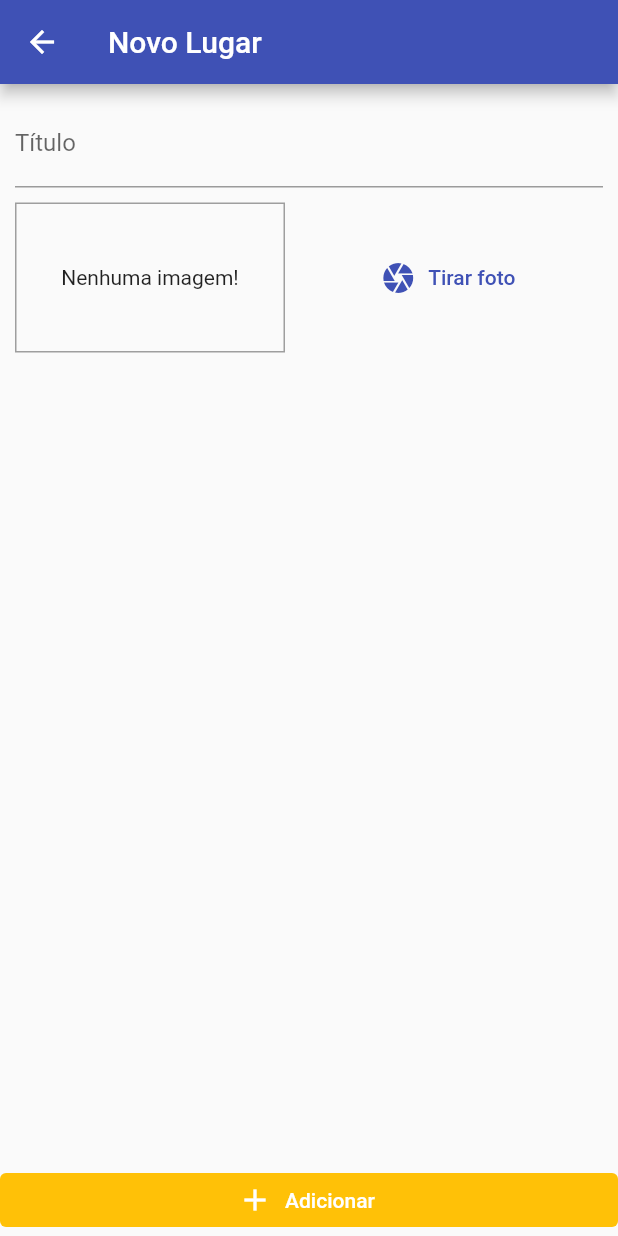
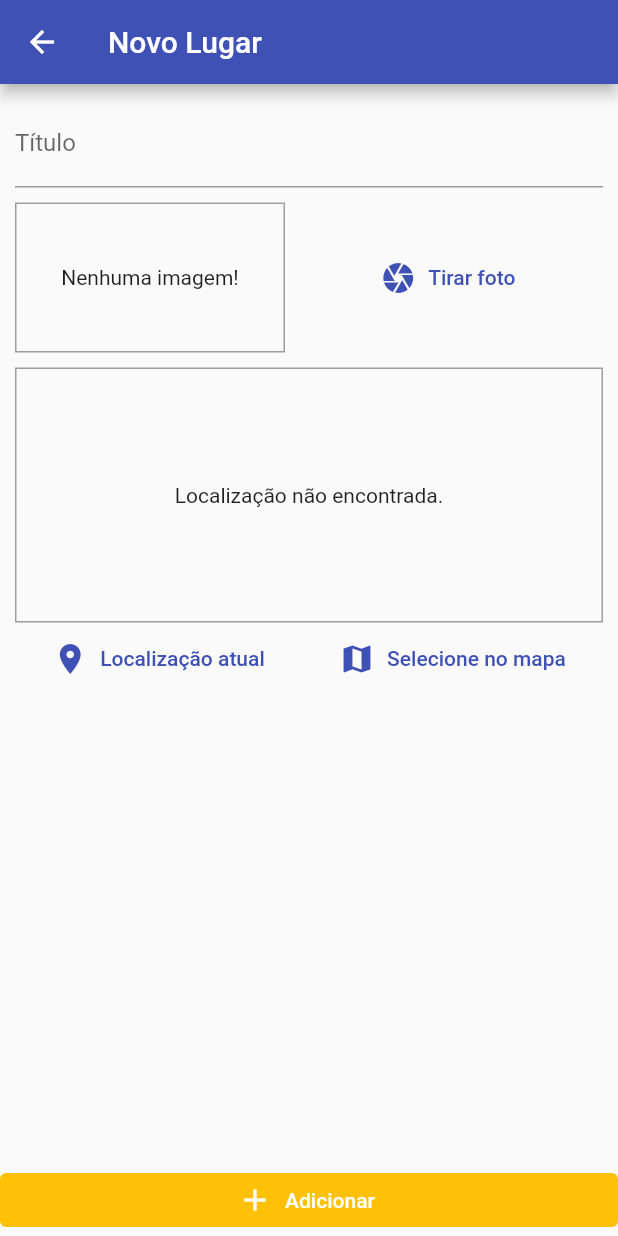
Before and after one commit to rmcassio/places-app, a Flutter app: the PlaceFormScreen screen opened by its route, on a phone screen of 412 x 824 dp. Run offline on Flutter 3.47's test engine with Material 2 defaults, Android fonts, the phone set to English and light mode, and no system bars; our stand-ins replace image_picker, location, sqflite; accounts and stored records are empty.

Commit message:
added location url preview

```diff
--- a/lib/screens/place_form_screen.dart
+++ b/lib/screens/place_form_screen.dart
@@ -4,6 +4,7 @@ import 'package:flutter/material.dart';
 import 'package:places_app/providers/grate_places.dart';
 import 'package:places_app/utils/app_routes.dart';
 import 'package:places_app/widgets/image_input.dart';
+import 'package:places_app/widgets/location_input.dart';
 import 'package:provider/provider.dart';
 
 class PlaceFormScreen extends StatefulWidget {
@@ -56,6 +57,8 @@ class _PlaceFormScreenState extends State<PlaceFormScreen> {
                     ImageInput(
                       onSelectImage: _selectImage,
                     ),
+                    const SizedBox(height: 10),
+                    const LocationInput(),
                   ],
                 ),
               ),
--- /dev/null
+++ b/lib/utils/location_util.dart
@@ -0,0 +1,13 @@
+const GOOGLE_API_KEY = 'AIzaSyAS3YE2WmpAtQ2w21crjf-7KahcLEBoTd0';
+const SECRET_KEY = 'HD_NBfyFX9Vh4VlkdeM3Ttpmtnk=';
+
+class LocationUtil {
+  static String generateLocationPreviewImage({
+    required double longitude,
+    required double latitude,
+  }) {
+    return 'https://maps.googleapis.com/maps/api/staticmap?center=$latitude,$longitude&zoom=13&size=600x300&maptype=roadmap'
+        '&markers=color:red%7Clabel:A%7C$latitude,$longitude'
+        '&key=$GOOGLE_API_KEY';
+  }
+}
--- a/lib/widgets/location_input.dart
+++ b/lib/widgets/location_input.dart
@@ -0,0 +1,84 @@
+import 'package:flutter/material.dart';
+import 'package:location/location.dart';
+import 'package:places_app/utils/location_util.dart';
+
+class LocationInput extends StatefulWidget {
+  const LocationInput({super.key});
+
+  @override
+  State<LocationInput> createState() => _LocationInputState();
+}
+
+class _LocationInputState extends State<LocationInput> {
+  String? _previewImageUrl;
+
+  Future<void> _getCurrentUserLocation() async {
+    final locationData = await Location().getLocation();
+
+    final staticMapImageUrl = LocationUtil.generateLocationPreviewImage(
+      longitude: locationData.longitude!,
+      latitude: locationData.latitude!,
+    );
+
+    setState(() {
+      _previewImageUrl = staticMapImageUrl;
+    });
+  }
+
+  @override
+  Widget build(BuildContext context) {
+    return Column(
+      children: [
+        Container(
+          height: 170,
+          width: double.infinity,
+          alignment: Alignment.center,
+          decoration: BoxDecoration(
+            border: Border.all(
+              width: 1,
+              color: Colors.grey,
+            ),
+          ),
+          child: _previewImageUrl == null
+              ? const Text('Localização não encontrada.')
+              : Image.network(
+                  _previewImageUrl!,
+                  fit: BoxFit.cover,
+                  width: double.infinity,
+                ),
+        ),
+        Row(
+          mainAxisAlignment: MainAxisAlignment.spaceAround,
+          children: [
+            TextButton.icon(
+              onPressed: _getCurrentUserLocation,
+              icon: Icon(
+                Icons.location_on,
+                color: Theme.of(context).colorScheme.primary,
+              ),
+              label: Text(
+                'Localização atual',
+                style: TextStyle(
+                  color: Theme.of(context).colorScheme.primary,
+                ),
+              ),
+            ),
+            TextButton.icon(
+              onPressed: null,
+              icon: Icon(
+                Icons.map,
+                color: Theme.of(context).colorScheme.primary,
+              ),
+              label: Text(
+                'Selecione no mapa',
+                style: TextStyle(
+                  color: Theme.of(context).colorScheme.primary,
+                ),
+              ),
+            ),
+          ],
+        ),
+      ],
+    );
+  }
+}
```
